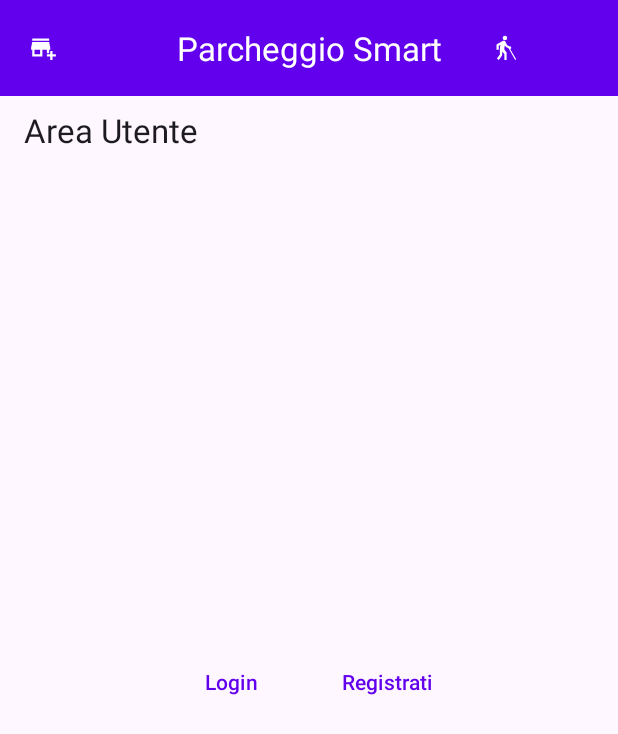
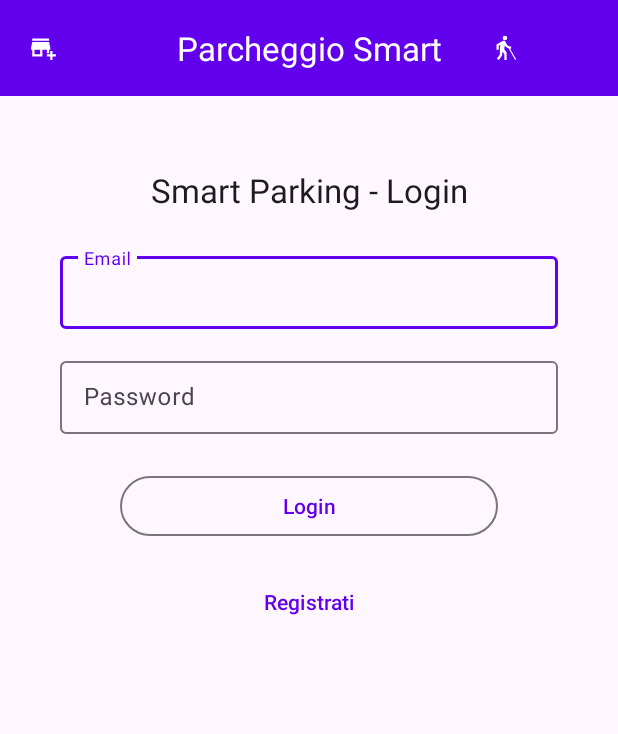
Before and after one commit to Borax-Gargamella/Parking-, an Android app: the screen it shows after launch (UserAreaActivity before the commit, LoginActivity after it), after a tap on "Area Utente", on a phone screen of 412 x 824 dp. Shown: the top 734 px of the screen. Run offline under Robolectric (Android 15) with nearby library versions, the phone set to English and light mode, and no system bars; our stand-ins replace Firebase (no records; nobody signed in at launch, a user with empty details on screens opened directly).

Commit message:
improved gui

```diff
--- a/app/src/main/java/com/contest/parking/presentation/UserAreaActivity.java
+++ b/app/src/main/java/com/contest/parking/presentation/UserAreaActivity.java
@@ -62,16 +62,9 @@ public class UserAreaActivity extends BaseActivity {
         // Controlla se l'utente è loggato
         currentUid = authRepository.getCurrentUserId();
         if (currentUid == null) {
-            // Nessun utente loggato: nascondi le view per utente e mostra il pannello di autenticazione
-            llUserData.setVisibility(View.GONE);
-            llAuthButtons.setVisibility(View.VISIBLE);
-
-            btnLogin.setOnClickListener(v -> {
-                startActivity(new Intent(UserAreaActivity.this, LoginActivity.class));
-            });
-            btnRegister.setOnClickListener(v -> {
-                startActivity(new Intent(UserAreaActivity.this, RegisterActivity.class));
-            });
+            // Nessun utente loggato: rimanda alla LoginActivity
+            startActivity(new Intent(UserAreaActivity.this, LoginActivity.class));
+            finish();
         } else {
             // Utente loggato: mostra le view per utente e nascondi il pannello di autenticazione
             llUserData.setVisibility(View.VISIBLE);
```
